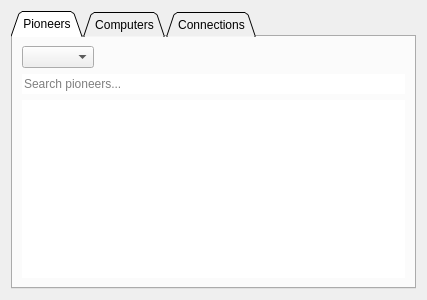
This is hoopergui/search_widget.ui in VLN1-15-30/fall-project as Qt 5 draws it before an edit. The edited form follows.
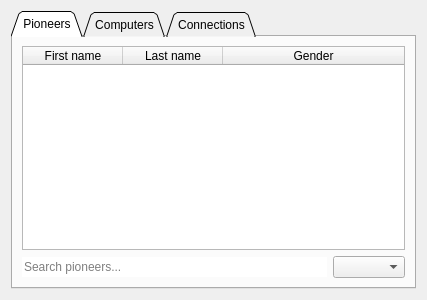
This is the edited form. The open tabs and pages were chosen to show the change.

Commit message: small fix with search

```diff
--- a/hoopergui/search_widget.ui
+++ b/hoopergui/search_widget.ui
@@ -37,6 +37,8 @@
       </attribute>
       <layout class="QGridLayout" name="gridLayout">
        <item row="1" column="0">
+        <layout class="QHBoxLayout" name="horizontalLayout">
+         <item>
         <widget class="QLineEdit" name="lineEdit_pioneers">
          <property name="text">
           <string/>
@@ -49,17 +51,37 @@
          </property>
         </widget>
        </item>
-       <item row="3" column="0">
-        <widget class="QTableView" name="tableView_pioneers">
-         <property name="frameShape">
-          <enum>QFrame::NoFrame</enum>
-         </property>
-        </widget>
-       </item>
-       <item row="0" column="0" alignment="Qt::AlignLeft">
+         <item>
         <widget class="QComboBox" name="comboBox_pioneers"/>
        </item>
       </layout>
+       </item>
+       <item row="0" column="0">
+        <widget class="QTableWidget" name="table_pioneers">
+         <attribute name="horizontalHeaderStretchLastSection">
+          <bool>true</bool>
+         </attribute>
+         <attribute name="verticalHeaderStretchLastSection">
+          <bool>true</bool>
+         </attribute>
+         <column>
+          <property name="text">
+           <string>First name</string>
+          </property>
+         </column>
+         <column>
+          <property name="text">
+           <string>Last name</string>
+          </property>
+         </column>
+         <column>
+          <property name="text">
+           <string>Gender</string>
+          </property>
+         </column>
+        </widget>
+       </item>
+      </layout>
      </widget>
      <widget class="QWidget" name="computers">
       <attribute name="title">
```
Left out of the diff: 34 changed lines with no effect on the pictures. Lines whose indentation alone changed are shown as unchanged. The commit also changes 3 other files.
